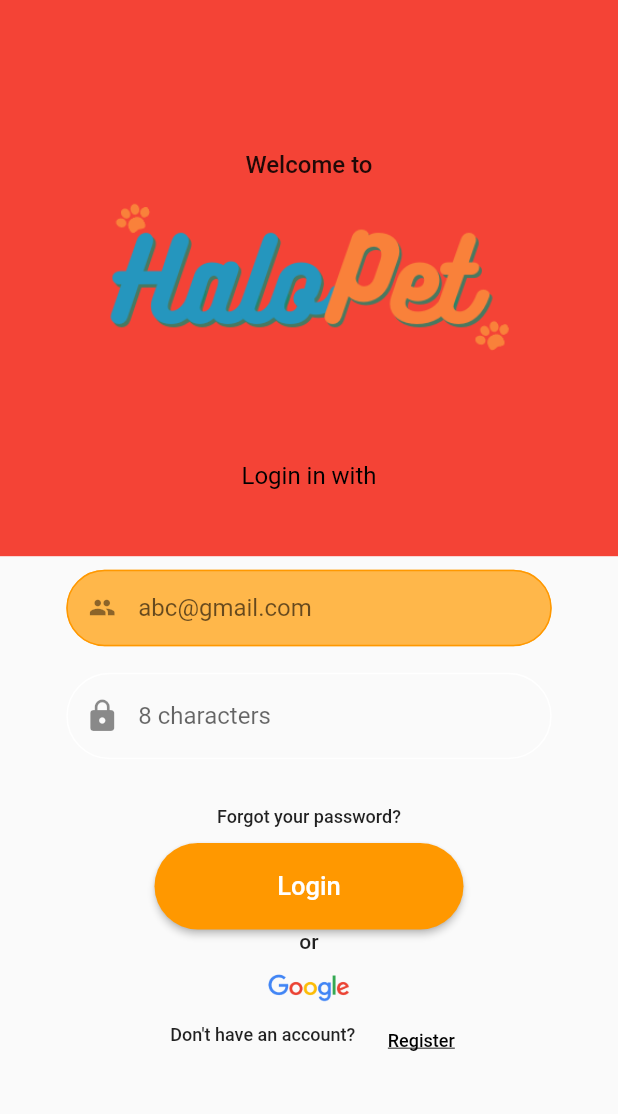
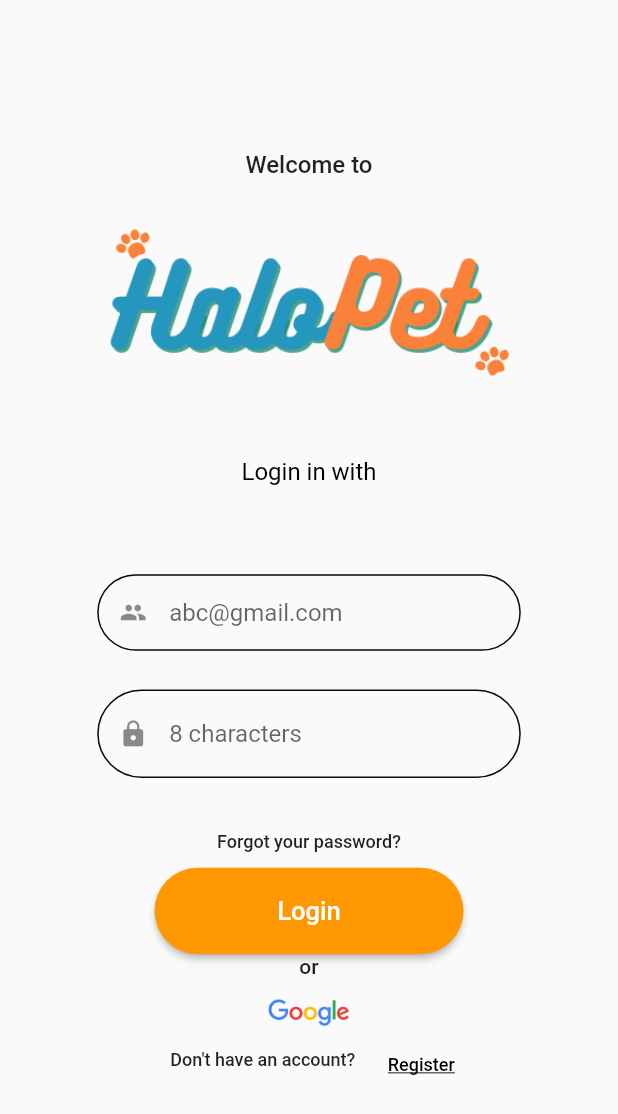
Before and after one commit to pramasiwoalam/halopet_beta, a Flutter app: the screen it shows after launch, on a phone screen of 412 x 824 dp. Shown: the top 1114 px of the screen. Run offline on Flutter 3.47's test engine with Material 2 defaults, Android fonts, the phone set to English and light mode, and no system bars; our stand-ins replace awesome_dialog, cloud_firestore, custom_radio_grouped_button, firebase_auth, firebase_core, flutter_svg and 4 more; missing offline and left inert: dart:ffi, favorite_button, multiselect_formfield; accounts and stored records are empty.

Commit message:
login and register

```diff
--- a/lib/app/modules/login/views/login_view.dart
+++ b/lib/app/modules/login/views/login_view.dart
@@ -27,7 +27,7 @@
             Container(
               height: height * 0.45,
               width: width,
-              color: Colors.red,
+              // color: Colors.red,
               child: Expanded(
                 child: Column(
                   children: [
@@ -47,6 +47,7 @@
                     //               AssetImage("assets/images/textHalopet.png"),
                     //           fit: BoxFit.cover)),
                     // ),
+                    SizedBox(height: 17),
                     Container(
                       height: height * 0.16,
                       width: width * 0.65,
@@ -57,7 +58,7 @@
                             fit: BoxFit.contain),
                       ),
                     ),
-                    SizedBox(height: 57),
+                    SizedBox(height: 37),
                     Container(
                       height: height * 0.03,
                       width: width,
@@ -80,7 +81,7 @@
                 children: [
                   // Expanded(child:
                   Container(
-                    height: height * 0.19,
+                    height: height * 0.21,
                     width: width,
                     // color: Colors.brown,
                     padding: EdgeInsets.symmetric(horizontal: 20, vertical: 3),
@@ -88,19 +89,20 @@
                       child: Column(
                         children: <Widget>[
                           Container(
-                            height: size.height * 0.07,
-                            width: size.width * 0.8,
+                            height: size.height * 0.08,
+                            width: size.width * 0.7,
                             padding: EdgeInsets.symmetric(horizontal: 3),
-                            margin: EdgeInsets.symmetric(vertical: 6),
+                            margin: EdgeInsets.symmetric(vertical: 9),
                             child: TextField(
                               controller: emailController,
                               decoration: const InputDecoration(
-                                filled: true,
+                                // filled: true,
                                 fillColor: Color.fromARGB(255, 255, 183, 74),
                                 isDense: true,
                                 enabledBorder: OutlineInputBorder(
                                     borderSide: BorderSide(
-                                        color: Colors.orange, width: 1),
+                                        color: Color.fromARGB(255, 19, 7, 7),
+                                        width: 1),
                                     borderRadius: BorderRadius.all(
                                         Radius.circular(30.0))),
                                 hintText: "abc@gmail.com",
@@ -110,9 +112,9 @@
                             ),
                           ),
                           Container(
-                            height: size.height * 0.07,
-                            width: size.width * 0.8,
-                            margin: EdgeInsets.symmetric(vertical: 5),
+                            height: size.height * 0.073,
+                            width: size.width * 0.7,
+                            margin: EdgeInsets.symmetric(vertical: 2),
                             padding: EdgeInsets.symmetric(horizontal: 3),
                             child: TextField(
                               obscureText: true,
@@ -124,13 +126,15 @@
 
                                 enabledBorder: OutlineInputBorder(
                                     borderSide: BorderSide(
-                                        color:
-                                            Color.fromARGB(255, 255, 255, 255),
+                                        color: Color.fromARGB(255, 19, 7, 7),
                                         width: 1),
                                     borderRadius: BorderRadius.all(
                                         Radius.circular(30.0))),
                                 hintText: "8 characters",
-                                prefixIcon: Icon(Icons.lock),
+                                prefixIcon: Icon(
+                                  Icons.lock,
+                                  size: 20,
+                                ),
                                 border: InputBorder.none,
                               ),
                             ),
```
